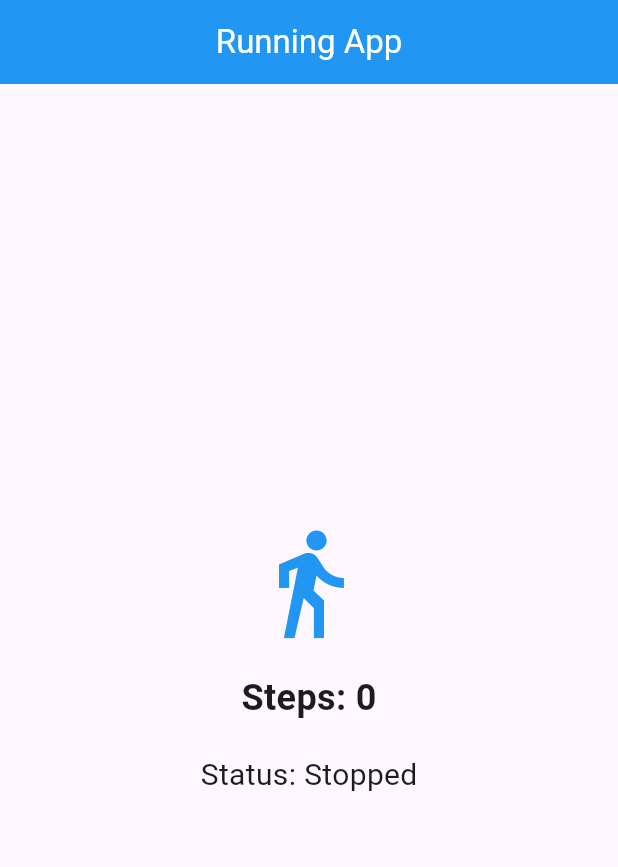
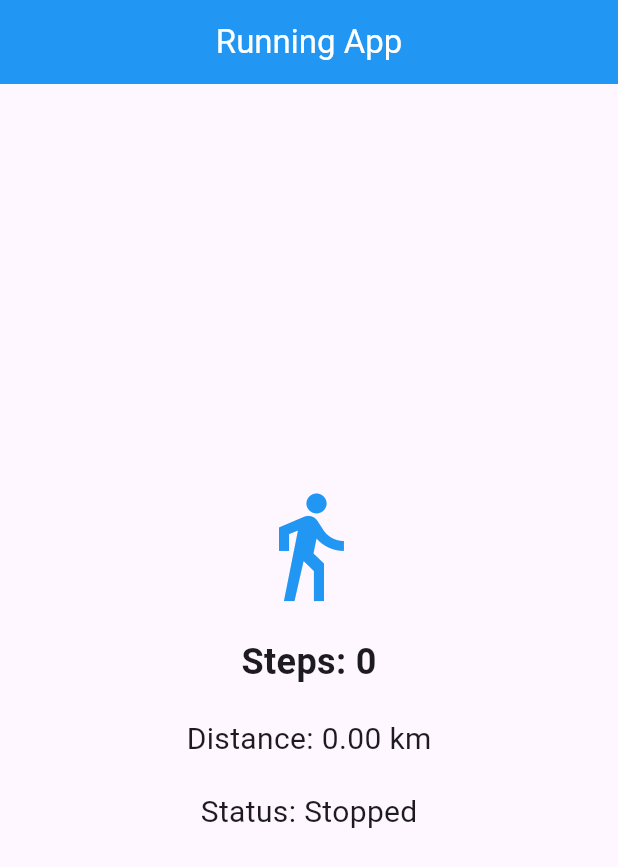
Before and after one commit to CodeDrew18/My-Running-App, a Flutter app: the screen it shows after launch, on a phone screen of 412 x 824 dp. Shown: the top 867 px of the screen. Run offline on Flutter 3.47's test engine with Material 3 defaults, Android fonts, the phone set to English and light mode, and no system bars; our stand-ins replace another_flutter_splash_screen, pedometer.

Commit message:
progress update

```diff
--- a/flutter_launcher_icons.yaml
+++ b/flutter_launcher_icons.yaml
@@ -1,6 +1,6 @@
 # flutter pub run flutter_launcher_icons
 flutter_launcher_icons:
-  image_path: "assets/icon/icon.png"
+  image_path: "assets/running_icon.png"
 
   android: "launcher_icon"
   # image_path_android: "assets/icon/icon.png"
--- a/lib/dashboard/homepage_screen.dart
+++ b/lib/dashboard/homepage_screen.dart
@@ -14,27 +14,30 @@ class _MainScreenState extends State<MainScreen> {
 
   int steps = 0;
   String status = "Stopped";
+  double distanceKm = 0.0;
+
+  double stepLengthMeters = 0.78;
 
   @override
   void initState() {
-    // TODO: implement initState
     super.initState();
     statusInit();
   }
 
   void onStepCount(StepCount event) {
     setState(() {
-
+      steps = event.steps;
+      distanceKm = (steps * stepLengthMeters) / 1000;
     });
-    steps = event.steps;
   }
 
   void onPedestrianStatus(PedestrianStatus event) {
-    status = event.status;
+    setState(() {
+      status = event.status;
+    });
   }
 
   void onPedestrianStatusError(error) {}
-
   void onStepCountError(error) {}
 
   void statusInit() {
@@ -42,7 +45,6 @@ class _MainScreenState extends State<MainScreen> {
     pedestrianStatus = Pedometer.pedestrianStatusStream;
 
     stepCount.listen(onStepCount).onError(onStepCountError);
-
     pedestrianStatus.listen(onPedestrianStatus).onError(onPedestrianStatusError);
   }
 
@@ -60,19 +62,16 @@ class _MainScreenState extends State<MainScreen> {
           mainAxisAlignment: MainAxisAlignment.center,
           children: [
             Icon(Icons.directions_walk_outlined, color: Colors.blue, size: 80),
-             SizedBox(height: 20),
-            Text(
-              'Steps: $steps',
-              style:  TextStyle(fontSize: 24, fontWeight: FontWeight.bold),
-            ),
-             SizedBox(height: 20),
-            Text(
-              'Status: $status',
-              style:  TextStyle(fontSize: 20),
-            ),
+            SizedBox(height: 20),
+            Text('Steps: $steps', style: TextStyle(fontSize: 24, fontWeight: FontWeight.bold)),
+            SizedBox(height: 20),
+            Text('Distance: ${distanceKm.toStringAsFixed(2)} km', style: TextStyle(fontSize: 20)),
+            SizedBox(height: 20),
+            Text('Status: $status', style: TextStyle(fontSize: 20)),
           ],
         ),
       ),
     );
   }
+
 }
--- a/lib/main.dart
+++ b/lib/main.dart
@@ -1,10 +1,10 @@
 import 'package:fitnessrun/dashboard/homepage_screen.dart';
+import 'package:fitnessrun/splashscreen/splashscreen_screen.dart';
 import 'package:flutter/material.dart';
 
 void main() {
   runApp(Main());
 }
-
 
 class Main extends StatelessWidget {
   const Main({super.key});
@@ -12,6 +12,7 @@ class Main extends StatelessWidget {
   @override
   Widget build(BuildContext context) {
     return MaterialApp(
+      // home: SplashscreenScreen(),
       home: MainScreen(),
       debugShowCheckedModeBanner: false,
     );
```
Also changed, not shown: lib/splashscreen/splashscreen_screen.dart (added, +19 -0 lines), pubspec.yaml (+5 -2 lines), assets/splashscreen_icon.gif (added), pubspec.lock, 29 other files.
